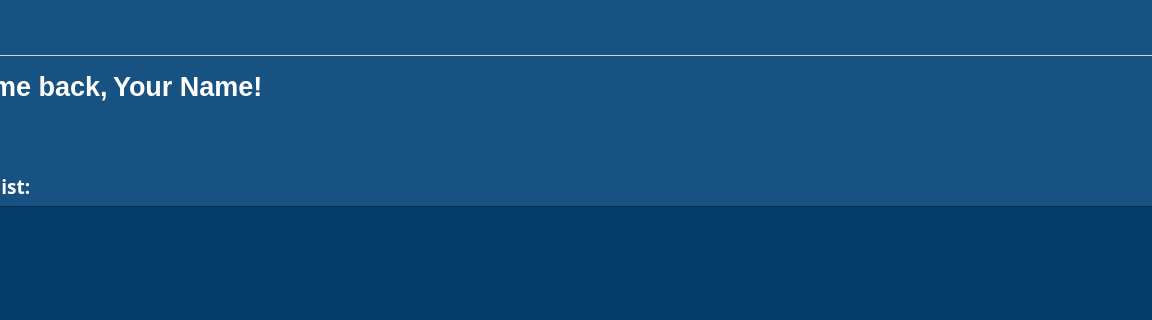
This is MoviePlatformApp/MoviePlatformApp/MovieDashboard.ui in TudiMoldoveanu/MovieRecomendationApp as Qt 5 draws it before an edit; both pictures show x 148 to 1300 and y 0 to 320 of the 1300 by 860 pixel window. The edited form follows.
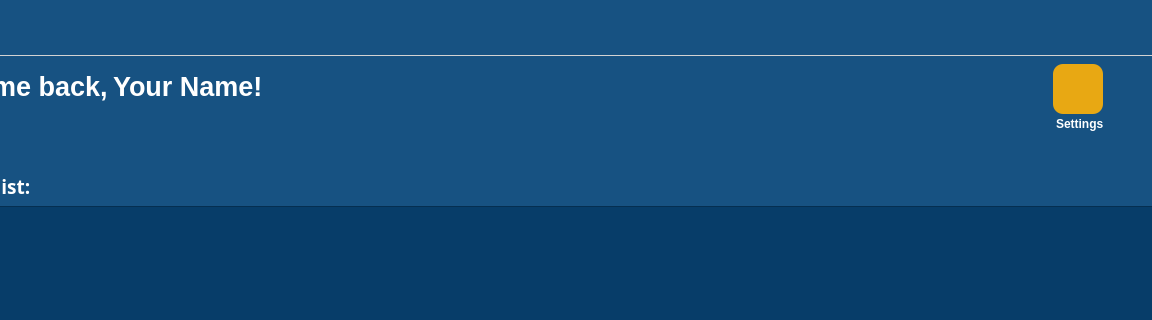
This is the edited form. Icons and pictures are not drawn.

Commit message: Added a settings button which displays a Settings page where you can edit your Name and change your password.

The edit to the form file:
```diff
--- a/MoviePlatformApp/MoviePlatformApp/MovieDashboard.ui
+++ b/MoviePlatformApp/MoviePlatformApp/MovieDashboard.ui
@@ -244,7 +244,7 @@
         <rect>
          <x>260</x>
          <y>20</y>
-         <width>211</width>
+         <width>321</width>
          <height>41</height>
         </rect>
        </property>
@@ -336,6 +336,60 @@
 }</string>
        </property>
       </widget>
+      <widget class="QPushButton" name="settingsButton">
+       <property name="geometry">
+        <rect>
+         <x>1200</x>
+         <y>18</y>
+         <width>50</width>
+         <height>50</height>
+        </rect>
+       </property>
+       <property name="mouseTracking">
+        <bool>true</bool>
+       </property>
+       <property name="focusPolicy">
+        <enum>Qt::ClickFocus</enum>
+       </property>
+       <property name="autoFillBackground">
+        <bool>false</bool>
+       </property>
+       <property name="text">
+        <string/>
+       </property>
+       <property name="icon">
+        <iconset resource="MovieDashboard.qrc">
+         <normaloff>:/settingsIcon/settings.png</normaloff>:/settingsIcon/settings.png</iconset>
+       </property>
+       <property name="iconSize">
+        <size>
+         <width>50</width>
+         <height>50</height>
+        </size>
+       </property>
+       <property name="checkable">
+        <bool>true</bool>
+       </property>
+       <property name="checked">
+        <bool>false</bool>
+       </property>
+       <property name="flat">
+        <bool>false</bool>
+       </property>
+      </widget>
+      <widget class="QLabel" name="label">
+       <property name="geometry">
+        <rect>
+         <x>1203</x>
+         <y>70</y>
+         <width>49</width>
+         <height>16</height>
+        </rect>
+       </property>
+       <property name="text">
+        <string>Settings</string>
+       </property>
+      </widget>
      </widget>
     </widget>
     <widget class="QWidget" name="dashboard">
```
Left out of the diff: 4 changed lines with no effect on the pictures. The commit also changes 17 other files.
